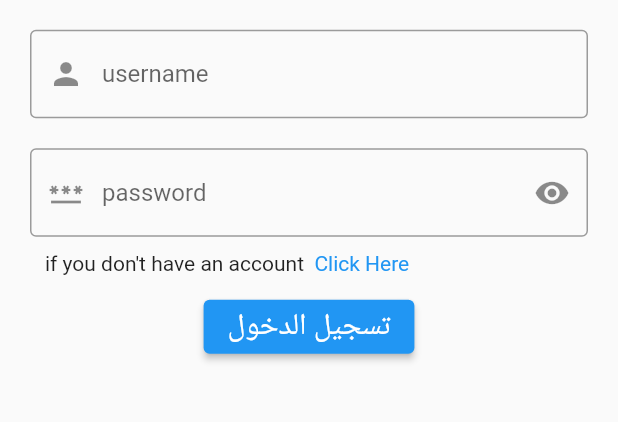
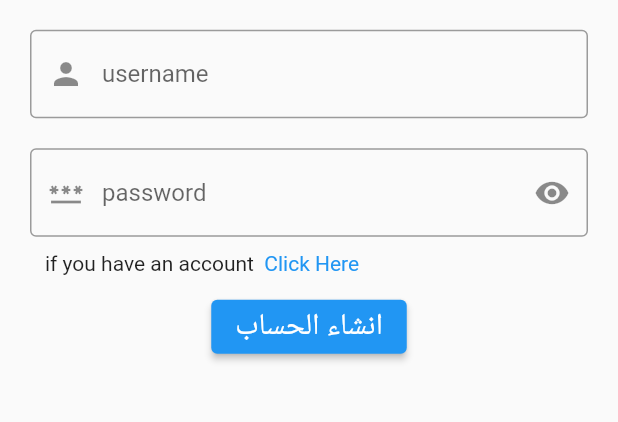
Before and after one commit to wisamalbani/note_app, a Flutter app: the screen it shows after launch, after a tap on "Click Here", on a phone screen of 412 x 824 dp, the part 502-924 px from its top. Run offline on Flutter 3.47's test engine with Material 2 defaults, Android fonts, the phone set to English and light mode, and no system bars.

Commit message:
modified:   note_app/lib/auth/login.dart 	modified:   note_app/lib/auth/signup.dart 	modified:   note_app/lib/main.dart

```diff
--- a/note_app/lib/auth/login.dart
+++ b/note_app/lib/auth/login.dart
@@ -1,4 +1,5 @@
 import 'package:flutter/material.dart';
+import 'package:note_app/auth/signup.dart';
 
 class Login extends StatefulWidget {
   const Login({super.key});
@@ -55,7 +56,9 @@ class _LoginState extends State<Login> {
                   children: [
                     Text("if you don't have an account  "),
                     InkWell(
-                      onTap: () {},
+                      onTap: () {
+                        Navigator.of(context).pushNamed("signup");
+                      },
                       child: Text(
                         "Click Here",
                         style: TextStyle(color: Colors.blue),
@@ -73,7 +76,7 @@ class _LoginState extends State<Login> {
                   onPressed: () {},
                   child: Text(
                     "تسجيل الدخول",
-                    style: TextStyle(fontSize: 20),
+                    style: Theme.of(context).textTheme.headline6,
                   ),
                 ),
               ),
--- a/note_app/lib/auth/signup.dart
+++ b/note_app/lib/auth/signup.dart
@@ -1 +1,89 @@
 import 'package:flutter/material.dart';
+import 'package:flutter/material.dart';
+
+class Signup extends StatefulWidget {
+  const Signup({super.key});
+
+  @override
+  State<Signup> createState() => _SignupState();
+}
+
+class _SignupState extends State<Signup> {
+  bool obscurepass = true;
+  @override
+  Widget build(BuildContext context) {
+    return Scaffold(
+        body: Column(
+      mainAxisAlignment: MainAxisAlignment.center,
+      children: [
+        Center(child: Image.asset("images/logo.png")),
+        Container(
+          padding: EdgeInsets.all(20),
+          child: Form(
+              child: Column(
+            children: [
+              TextFormField(
+                decoration: InputDecoration(
+                    prefixIcon: Icon(Icons.person),
+                    hintText: "username",
+                    border: OutlineInputBorder(
+                      borderSide: BorderSide(width: 1),
+                    )),
+              ),
+              SizedBox(height: 20),
+              TextFormField(
+                obscureText: obscurepass,
+                decoration: InputDecoration(
+                    suffixIcon: InkWell(
+                      child: Icon(obscurepass
+                          ? Icons.visibility
+                          : Icons.visibility_off),
+                      onTap: () {
+                        setState(() {
+                          obscurepass = !obscurepass;
+                        });
+                      },
+                    ),
+                    prefixIcon: Icon(Icons.password),
+                    hintText: "password",
+                    border: OutlineInputBorder(
+                      borderSide: BorderSide(width: 1),
+                    )),
+              ),
+              Container(
+                margin: EdgeInsets.all(10),
+                child: Row(
+                  children: [
+                    Text("if you have an account  "),
+                    InkWell(
+                      onTap: () {
+                        Navigator.of(context).pushNamed("login");
+                      },
+                      child: Text(
+                        "Click Here",
+                        style: TextStyle(color: Colors.blue),
+                      ),
+                    )
+                  ],
+                ),
+              ),
+              Container(
+                child: ElevatedButton(
+                  style: ButtonStyle(
+                    backgroundColor: MaterialStatePropertyAll(Colors.blue),
+                    foregroundColor: MaterialStateProperty.all(Colors.white),
+                  ),
+                  onPressed: () {},
+                  child: Text(
+                    "انشاء الحساب",
+                    style: Theme.of(context).textTheme.headline6,
+                  ),
+                ),
+              ),
+            ],
+          )),
+        )
+      ],
+    ));
+  }
+}
--- a/note_app/lib/main.dart
+++ b/note_app/lib/main.dart
@@ -1,5 +1,6 @@
 import 'package:flutter/material.dart';
 import 'package:note_app/auth/login.dart';
+import 'package:note_app/auth/signup.dart';
 
 void main() {
   runApp(MyApp());
@@ -13,6 +14,15 @@ class MyApp extends StatelessWidget {
     return MaterialApp(
         debugShowCheckedModeBanner: false,
         home: Login(),
-        routes: {"login": (context) => Login()});
+        theme: ThemeData(
+          primaryColor: Colors.blue,
+          buttonTheme: ButtonThemeData(buttonColor: Colors.blue),
+          textTheme: TextTheme(
+              headline6: TextStyle(fontSize: 20, color: Colors.white)),
+        ),
+        routes: {
+          "login": (context) => Login(),
+          "signup": (context) => Signup(),
+        });
   }
 }
```
